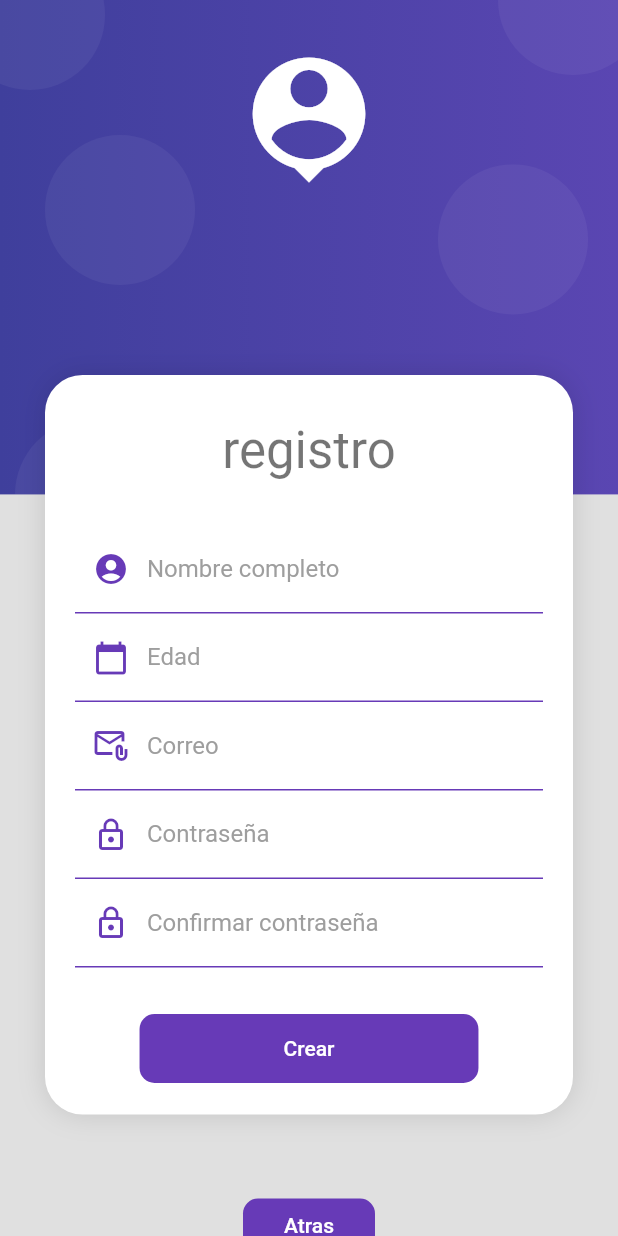
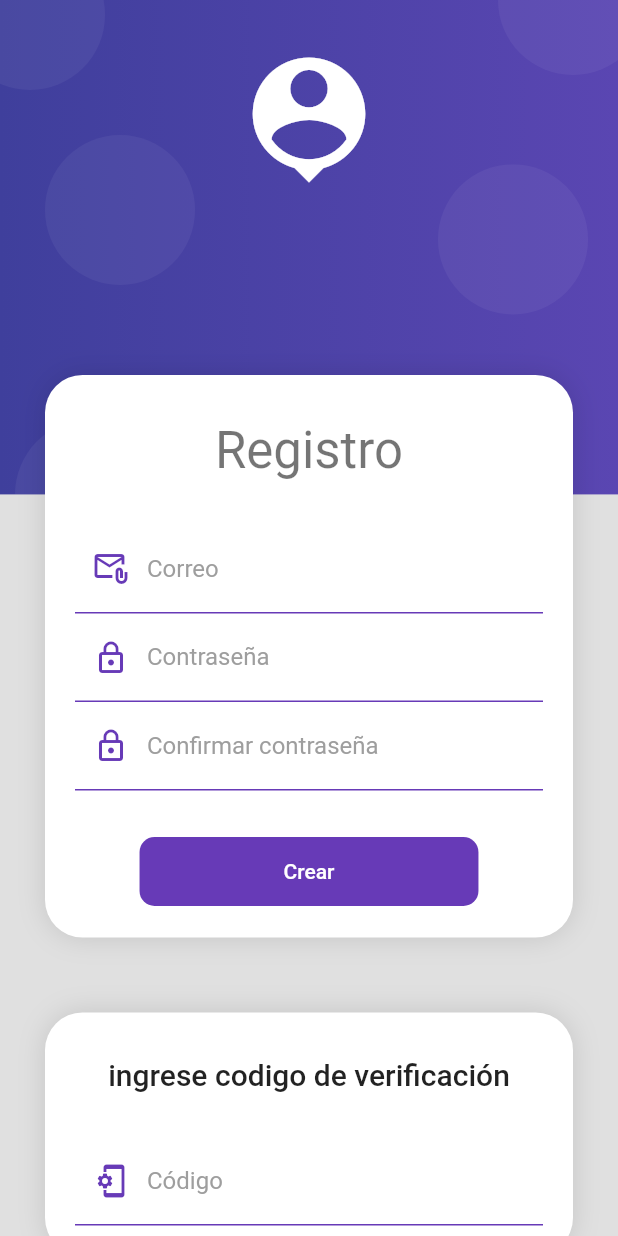
Before and after one commit to Yesika-Castillo/Flutter_Maps, a Flutter app: the RegistryScreen screen opened by its route, after a tap on "Crear", on a phone screen of 412 x 824 dp. Run offline on Flutter 3.47's test engine with Material 2 defaults, Android fonts, the phone set to English and light mode, and no system bars; our stand-ins replace geocoding, geolocator, google_maps_flutter; missing offline and left inert: amplify_analytics_pinpoint, amplify_auth_cognito, amplify_flutter, flutter_polyline_points.

Commit message:
Captura datos de registro

```diff
--- a/lib/screens/login_screen.dart
+++ b/lib/screens/login_screen.dart
@@ -4,6 +4,10 @@ import 'package:proyecto/providers/login_form_provider.dart';
 import 'package:proyecto/screens/screens.dart';
 import 'package:proyecto/ui/input_decorationd.dart';
 import 'package:proyecto/widgets/widgets.dart';
+import 'package:amplify_flutter/amplify.dart';
+import 'package:proyecto/amplifyconfiguration.dart';
+import 'package:amplify_analytics_pinpoint/amplify_analytics_pinpoint.dart';
+import 'package:amplify_auth_cognito/amplify_auth_cognito.dart';
 
 class LoginScreen extends StatelessWidget {
   get loginForm => null;
--- a/lib/screens/registry_screen.dart
+++ b/lib/screens/registry_screen.dart
@@ -1,8 +1,12 @@
 import 'package:flutter/material.dart';
-import 'package:provider/provider.dart';
-import 'package:proyecto/providers/login_form_provider.dart';
 import 'package:proyecto/ui/input_decorationd.dart';
 import 'package:proyecto/widgets/widgets.dart';
+
+//Amplify flutter Packages
+import 'package:amplify_flutter/amplify.dart';
+import 'package:proyecto/amplifyconfiguration.dart';
+import 'package:amplify_analytics_pinpoint/amplify_analytics_pinpoint.dart';
+import 'package:amplify_auth_cognito/amplify_auth_cognito.dart';
 
 class RegistryScreen extends StatelessWidget {
   @override
@@ -17,11 +21,33 @@ class RegistryScreen extends StatelessWidget {
               child: Column(
                 children: [
                   SizedBox(height: 10),
-                  Text('registro',
+                  Text('Registro',
                       style: Theme.of(context).textTheme.headline4),
                   SizedBox(height: 30),
-                  ChangeNotifierProvider(
-                      create: (_) => LoginFormProvider(), child: _LoginForm())
+                  LoginForm()
+                ],
+              ),
+            ),
+            SizedBox(height: 50),
+
+//Codigo de verificacion
+            CardContainer(
+              child: Column(
+                children: [
+                  SizedBox(height: 10),
+                  Text('ingrese codigo de verificación',
+                      style: Theme.of(context).textTheme.headline6),
+                  SizedBox(height: 30),
+                  TextFormField(
+                      autocorrect: false,
+                      keyboardType: TextInputType.emailAddress,
+                      decoration: InputDecorations.authInputDecoration(
+                          hintText: 'Código',
+                          labelText: 'Código',
+                          prefixIcon: Icons.phonelink_setup_outlined),
+                      onChanged: (value) {
+                        print(value);
+                      }),
                 ],
               ),
             ),
@@ -37,7 +63,7 @@ class RegistryScreen extends StatelessWidget {
                 color: Colors.deepPurple,
                 child: Container(
                     child: Text(
-                  'Atras',
+                  'Login',
                   style: TextStyle(color: Colors.white),
                 )),
                 onPressed: () {
@@ -52,48 +78,77 @@ class RegistryScreen extends StatelessWidget {
     ));
   }
 }
+//registro
+class LoginForm extends StatefulWidget {
+  LoginForm({Key? key}) : super(key: key);
+
+  @override
+  _LoginFormState createState() => _LoginFormState();
+}
 
 //campos de registro (formulario)
 
-class _LoginForm extends StatelessWidget {
+class _LoginFormState extends State<LoginForm> {
+  String _email = '';
+  String _password = '';
+  String _confirmarpassword = '';
+
+  @override
+  void initState() {
+    super.initState();
+    _configureAmplify();
+  }
+
+  void _configureAmplify() async {
+    AmplifyAnalyticsPinpoint analyticsPlugin = AmplifyAnalyticsPinpoint();
+    AmplifyAuthCognito authPlugin = AmplifyAuthCognito();
+    //await Amplify.addPlugins ([authPlugin, analyticsPlugin]);
+    Amplify.addPlugin(AmplifyAuthCognito());
+    try {
+      await Amplify.configure(amplifyconfig);
+    } on AmplifyAlreadyConfiguredException {
+      print(
+          "Tried to reconfigure Amplify; this can occur when your app restarts on Android.");
+    }
+  }
+
+  void _crearUsuario() async {
+    if (_password == _confirmarpassword) {
+      print(_email);
+      print(_password);
+      print(_confirmarpassword);
+      SignUpResult res = await Amplify.Auth.signUp(
+        username: _email,
+        password: _password,
+      );
+    }
+  }
+
+
+
   @override
   Widget build(BuildContext context) {
-    final loginForm = Provider.of<LoginFormProvider>(context);
-
     return Container(
       child: Form(
-          key: loginForm.formKey,
           autovalidateMode: AutovalidateMode.onUserInteraction,
           child: Column(
             children: [
+              // campo correo
               TextFormField(
                   autocorrect: false,
-                keyboardType: TextInputType.emailAddress,
-                decoration: InputDecorations.authInputDecoration(
-                  hintText: 'Ana Perez',
-                  labelText: 'Nombre completo',
-                  prefixIcon: Icons.account_circle_sharp,
-                ),
-              ),
-
-              TextFormField(
-                autocorrect: false,
-                obscureText: true,
-                keyboardType: TextInputType.emailAddress,
-                decoration: InputDecorations.authInputDecoration(
-                    hintText: 'Edad',
-                    labelText: 'Edad',
-                    prefixIcon: Icons.calendar_today),
-              ),
-              TextFormField(
-                autocorrect: false,
-                obscureText: true,
                   keyboardType: TextInputType.emailAddress,
                   decoration: InputDecorations.authInputDecoration(
                       hintText: 'Correo',
                       labelText: 'Correo',
                       prefixIcon: Icons.attach_email_outlined),
-              ),
+                  onChanged: (value) {
+                    print(value);
+                    setState(() {
+                      _email = value;
+                    });
+                  }),
+
+              // contraseña
               TextFormField(
                   autocorrect: false,
                   obscureText: true,
@@ -102,7 +157,14 @@ class _LoginForm extends StatelessWidget {
                       hintText: 'Contraseña',
                       labelText: 'Contraseña',
                       prefixIcon: Icons.lock_outline),
-              ),
+                  onChanged: (value) {
+                    print(value);
+                    setState(() {
+                      _password = value;
+                    });
+                  }),
+
+              // campo confirmar contraseña
               TextFormField(
                   autocorrect: false,
                   obscureText: true,
@@ -111,10 +173,16 @@ class _LoginForm extends StatelessWidget {
                       hintText: 'Confirmar contraseña',
                       labelText: 'Confirmar contraseña',
                       prefixIcon: Icons.lock_outline),
-              ),
+                  onChanged: (value) {
+                    print(value);
+                    setState(() {
+                      _confirmarpassword = value;
+                    });
+                  }),
+
+//Codigo de verificacion
 
 //Boton para retroceder
-
               SizedBox(height: 30),
               MaterialButton(
                   shape: RoundedRectangleBorder(
@@ -131,7 +199,7 @@ class _LoginForm extends StatelessWidget {
                       )),
                   onPressed: () {
                     FocusScope.of(context).unfocus();
-                    if (!loginForm.isValidForm()) return;
+                    _crearUsuario();
                     Navigator.pushReplacementNamed(context, 'home');
                   }),
             ],
--- a/pubspec.yaml
+++ b/pubspec.yaml
@@ -33,6 +33,9 @@ dependencies:
   # Use with the CupertinoIcons class for iOS style icons.
   cupertino_icons: ^1.0.2
   provider: ^5.0.0
+  amplify_flutter: ^0.2.0
+  amplify_auth_cognito: ^0.2.0
+  amplify_analytics_pinpoint: ^0.2.0
 
 dev_dependencies:
   flutter_test:
```
Also changed, not shown: amplify/cli.json (added, +45 -0 lines), amplify/team-provider-info.json (added, +20 -0 lines), amplify/.config/project-config.json (added), pubspec.lock, 8 other files. Lines whose indentation alone changed are shown as unchanged.
